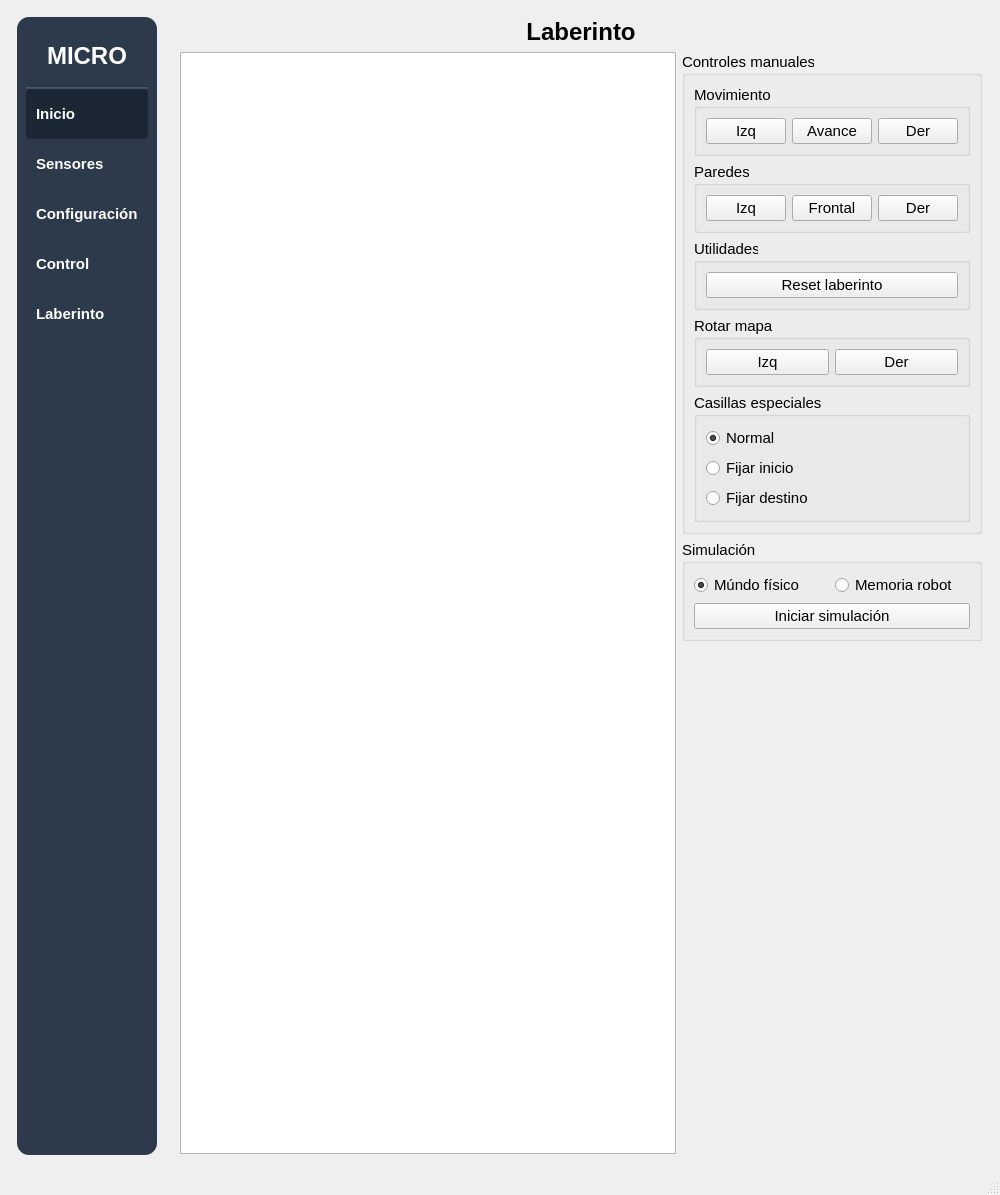
Qt form mainwindow.ui (IvanLeiCas22/HMI_MICROMOUSE_V4) before a commit.
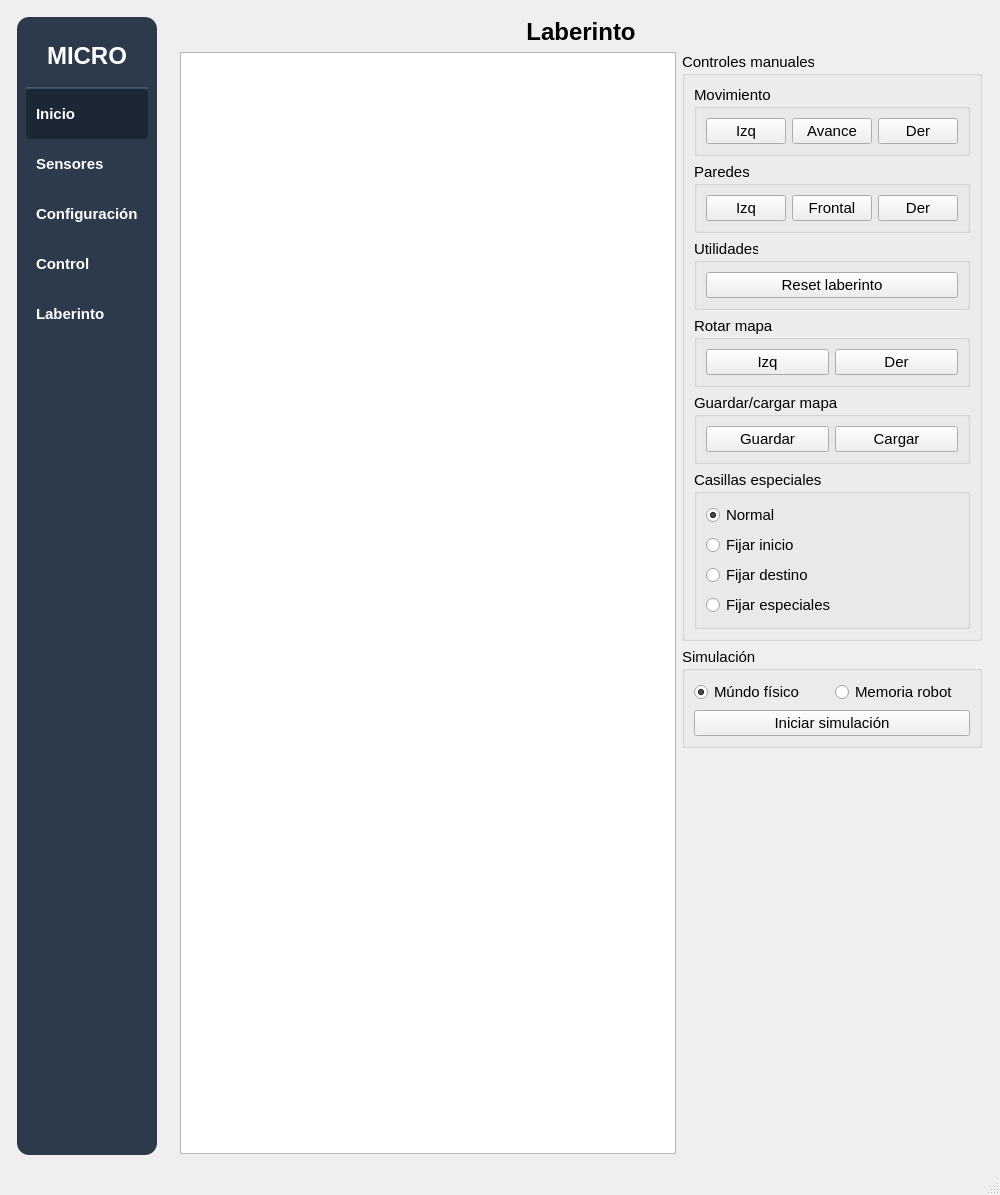
The same form after that commit.

Commit message: Simulación de laberinto con 3 celdas especiales

```diff
--- a/mainwindow.ui
+++ b/mainwindow.ui
@@ -2997,6 +2997,29 @@
                  </layout>
                 </widget>
                </item>
+               <item>
+                <widget class="QGroupBox" name="groupBox_13">
+                 <property name="title">
+                  <string>Guardar/cargar mapa</string>
+                 </property>
+                 <layout class="QHBoxLayout" name="horizontalLayout_27">
+                  <item>
+                   <widget class="QPushButton" name="btnSaveMaze">
+                    <property name="text">
+                     <string>Guardar</string>
+                    </property>
+                   </widget>
+                  </item>
+                  <item>
+                   <widget class="QPushButton" name="btnLoadMaze">
+                    <property name="text">
+                     <string>Cargar</string>
+                    </property>
+                   </widget>
+                  </item>
+                 </layout>
+                </widget>
+               </item>
                <item>
                 <widget class="QGroupBox" name="groupBox_7">
                  <property name="title">
@@ -3027,6 +3050,13 @@
                     </property>
                    </widget>
                   </item>
+                  <item>
+                   <widget class="QRadioButton" name="radioPointerSpecial">
+                    <property name="text">
+                     <string>Fijar especiales</string>
+                    </property>
+                   </widget>
+                  </item>
                  </layout>
                 </widget>
                </item>
```
The commit also changes 74 other files.
